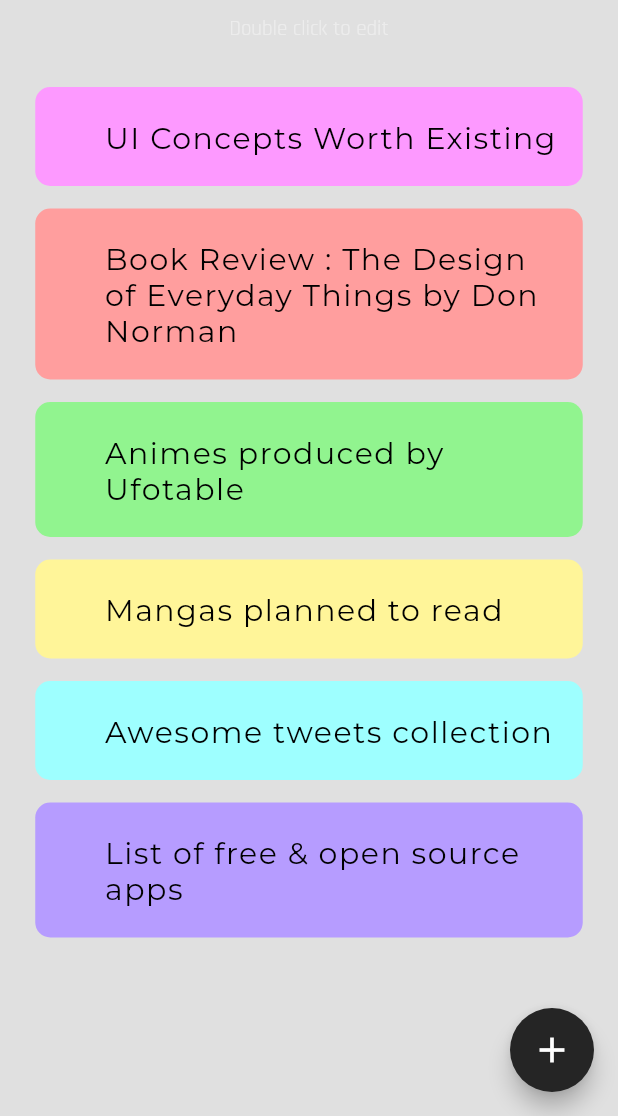
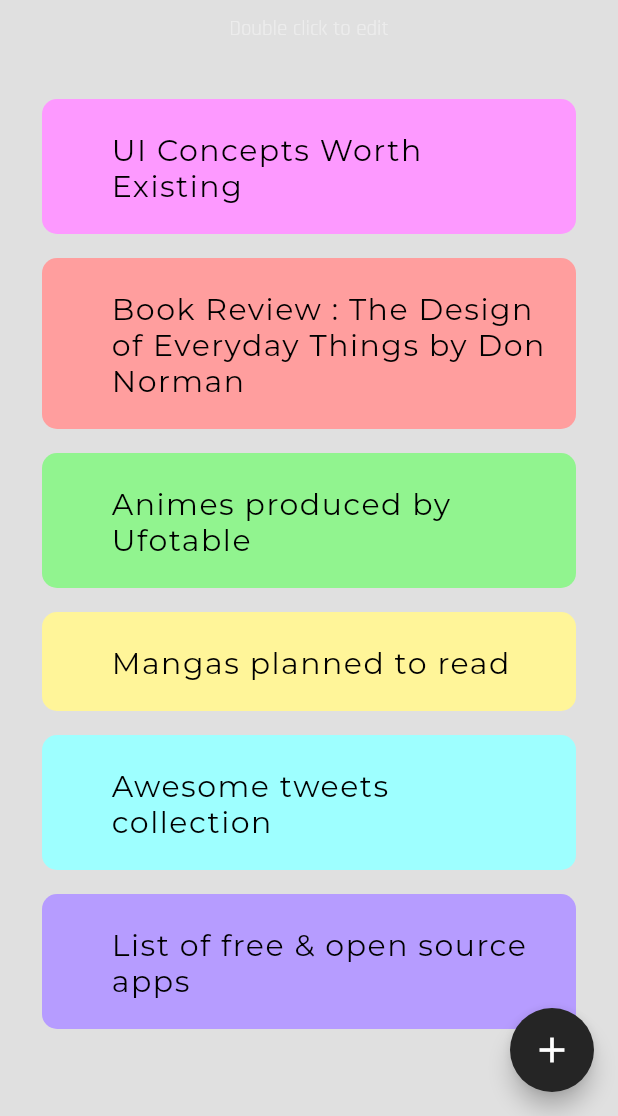
Before and after one commit to mdrabbihossen/note-app, a Flutter app: the screen it shows after launch, on a phone screen of 412 x 824 dp, the part 120-1236 px from its top. Run offline on Flutter 3.47's test engine with Material 2 defaults, Android fonts, the phone set to English and light mode, and no system bars; our stand-ins replace google_fonts; project files that could hold a hidden picture were left out.

Commit message:
code refactor

```diff
--- /dev/null
+++ b/lib/data/noteData.dart
@@ -0,0 +1,16 @@
+import 'package:flutter/material.dart';
+
+class NoteData {
+  String text;
+  Color color;
+  NoteData({required this.text, required this.color});
+}
+
+List<NoteData> notes = [
+  NoteData(text: 'UI Concepts Worth Existing', color: Color(0xffFD99FF),),
+  NoteData(text: 'Book Review : The Design of Everyday Things by Don Norman', color: Color(0xffFF9E9E),),
+  NoteData(text: 'Animes produced by Ufotable', color: Color(0xff91F48F),),
+  NoteData(text: 'Mangas planned to read', color: Color(0xffFFF599),),
+  NoteData(text: 'Awesome tweets collection', color: Color(0xff9EFFFF),),
+  NoteData(text: 'List of free & open source apps', color: Color(0xffB69CFF),),
+];
--- a/lib/screens/note_list.dart
+++ b/lib/screens/note_list.dart
@@ -1,14 +1,13 @@
 import 'package:flutter/material.dart';
 import 'package:google_fonts/google_fonts.dart';
+import 'package:note_keeper_app/data/noteData.dart';
 import 'package:note_keeper_app/screens/note_detail.dart';
 import 'package:note_keeper_app/widgets/floating_action_btn.dart';
+import 'package:note_keeper_app/widgets/note_list_card.dart';
 import 'package:note_keeper_app/widgets/title_bar.dart';
 
-import '../widgets/note_list_card.dart';
-
+// ignore: must_be_immutable
 class NoteList extends StatefulWidget {
-  const NoteList({Key? key}) : super(key: key);
-
   @override
   State<NoteList> createState() => _NoteListState();
 }
@@ -18,10 +17,7 @@
   Widget build(BuildContext context) {
     return Scaffold(
       backgroundColor: Colors.black12,
-      body: SingleChildScrollView(
-        controller: ScrollController(),
-        physics: BouncingScrollPhysics(),
-        child: Padding(
+      body: Padding(
         padding: const EdgeInsets.only(bottom: 40.0),
         child: Column(
           children: [
@@ -38,67 +34,29 @@
             ),
             SizedBox(height: 30),
             // all the note list here
-              noteList(
+            Expanded(
+              child: ListView.builder(
+                padding: EdgeInsets.only(bottom: 10),
+                itemCount: notes.length,
+                itemBuilder: (context, index) => Padding(
+                  padding: const EdgeInsets.all(8.0),
+                  child: noteList(
+                    color: notes[index].color,
+                    noteText: notes[index].text,
                     onClick: () {
-                  navigateDetails(title: 'Edit Note');
+                      Navigator.push(
+                        context,
+                        MaterialPageRoute(
+                          builder: (context) => NoteDetail('Edit Note'),
+                        ),
+                      );
                     },
-                color: Color(0xffFD99FF),
-                noteText: 'UI Concepts Worth Existing',
                   ),
-              SizedBox(
-                height: 15,
                 ),
-              noteList(
-                onClick: () {
-                  navigateDetails(title: 'Edit Note');
-                },
-                color: Color(0xffFF9E9E),
-                noteText:
-                    'Book Review : The Design of Everyday Things by Don Norman',
               ),
-              SizedBox(
-                height: 15,
-              ),
-              noteList(
-                onClick: () {
-                  navigateDetails(title: 'Edit Note');
-                },
-                color: Color(0xff91F48F),
-                noteText: 'Animes produced by Ufotable',
-              ),
-              SizedBox(
-                height: 15,
-              ),
-              noteList(
-                onClick: () {
-                  navigateDetails(title: 'Edit Note');
-                },
-                color: Color(0xffFFF599),
-                noteText: 'Mangas planned to read',
-              ),
-              SizedBox(
-                height: 15,
-              ),
-              noteList(
-                onClick: () {
-                  navigateDetails(title: 'Edit Note');
-                },
-                color: Color(0xff9EFFFF),
-                noteText: 'Awesome tweets collection',
-              ),
-              SizedBox(
-                height: 15,
-              ),
-              noteList(
-                onClick: () {
-                  navigateDetails(title: 'Edit Note');
-                },
-                color: Color(0xffB69CFF),
-                noteText: 'List of free & open source apps',
             ),
             // notelist ended here
           ],
-          ),
         ),
       ),
       // go to add note page
--- a/lib/widgets/add_task_field.dart
+++ b/lib/widgets/add_task_field.dart
@@ -13,14 +13,13 @@
       ),
       child: Container(
         child: TextFormField(
-
           maxLength: maxLength,
           controller: controller,
           style: GoogleFonts.raleway(
-            height: 1.8,
             color: Colors.white.withOpacity(0.6),
             letterSpacing: 1.6,
             fontSize: 20,
+            height: 1.5,
           ),
           cursorHeight: cursorHeight?.toDouble(),
           cursorColor: Colors.grey,
--- a/lib/widgets/note_list_card.dart
+++ b/lib/widgets/note_list_card.dart
@@ -9,6 +9,7 @@
       children: [
         GestureDetector(
           onDoubleTap: onClick,
+
           child: Padding(
             padding: const EdgeInsets.only(left: 20, right: 20),
             child: Container(
```
Also changed, not shown: lib/models/notes.dart (added, +67 -0 lines), lib/screens/note_detail.dart (+37 -14 lines), lib/utilis/database_helper.dart (added, +88 -0 lines). Lines whose indentation alone changed are shown as unchanged.
